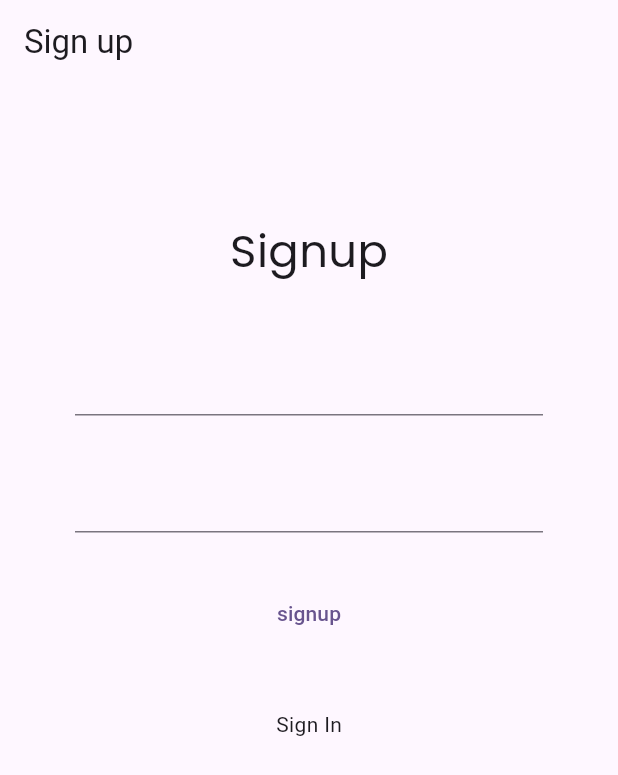
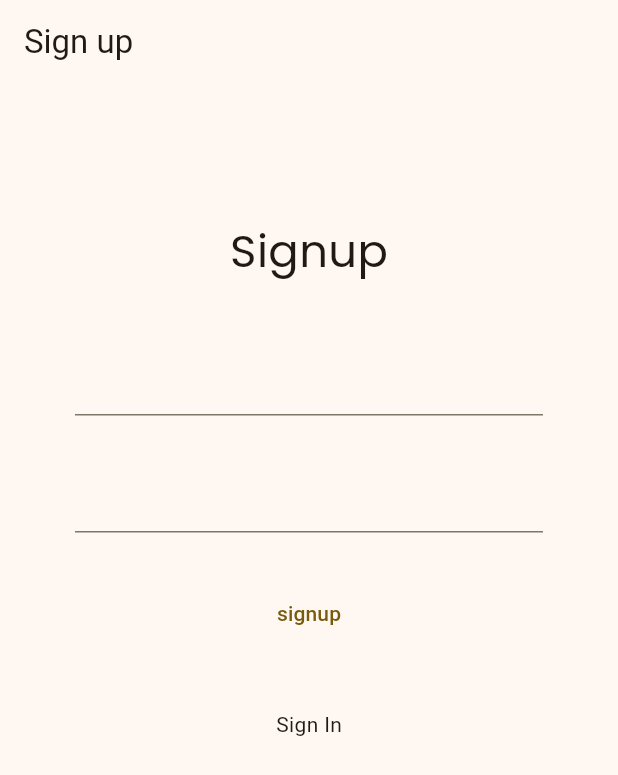
Before and after one commit to omjamnekar/practice_path, a Flutter app: the screen it shows after launch, on a phone screen of 412 x 824 dp. Shown: the top 775 px of the screen. Run offline on Flutter 3.47's test engine with Material 3 defaults, Android fonts, the light colour scheme and no system bars; our stand-ins replace cloud_firestore, firebase_auth, firebase_core, flutter_bloc, flutter_riverpod, gap and 3 more; accounts and stored records are empty.

Commit message:
changing color from purple to amber :)

```diff
--- a/lib/main.dart
+++ b/lib/main.dart
@@ -28,7 +28,7 @@ class MyApp extends StatelessWidget {
           title: 'Flutter Demo',
           debugShowCheckedModeBanner: false,
           theme: ThemeData(
-            colorScheme: ColorScheme.fromSeed(seedColor: Colors.deepPurple),
+            colorScheme: ColorScheme.fromSeed(seedColor: Colors.amber),
             useMaterial3: true,
           ),
           home: const MainPage(),
```
